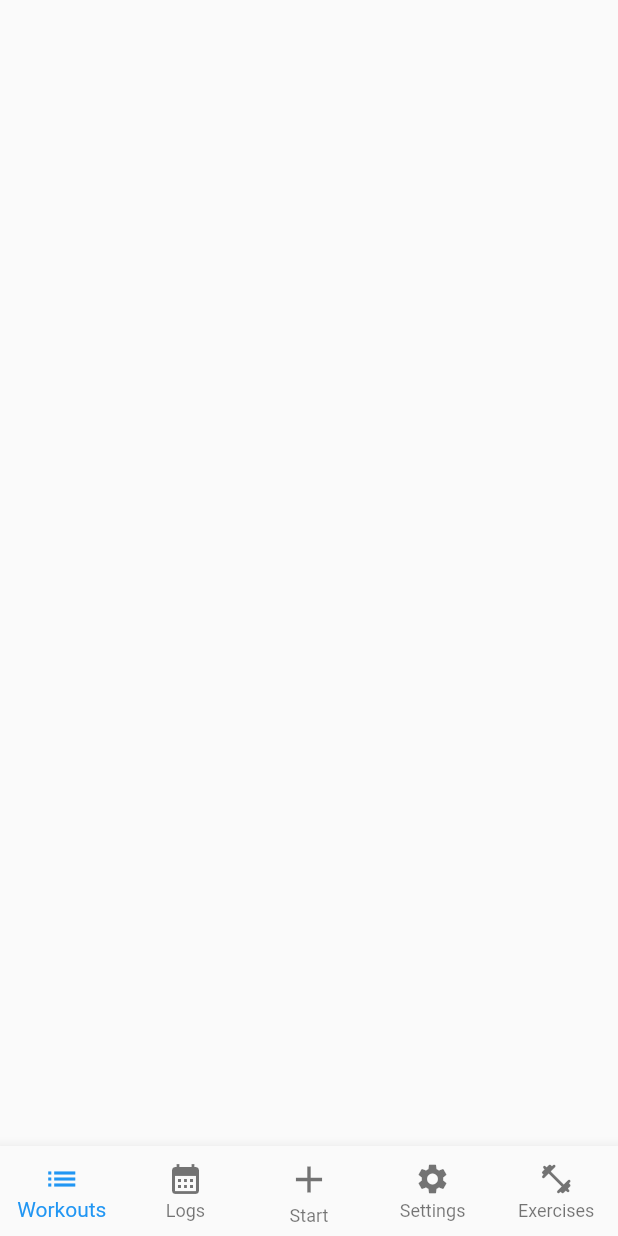
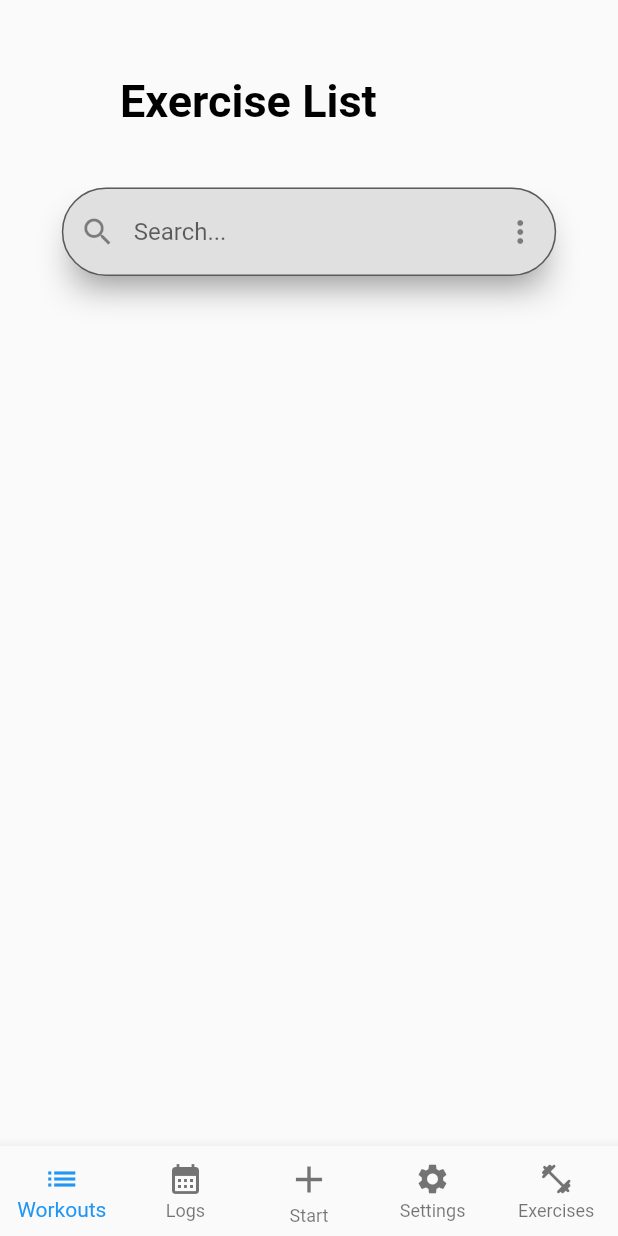
Before and after one commit to AliMousa27/WorkoutTracker, a Flutter app: the screen it shows after launch, after a tap on "Login", on a phone screen of 412 x 824 dp. Run offline on Flutter 3.47's test engine with Material 2 defaults, Android fonts, the phone set to English and light mode, and no system bars; our stand-ins replace wave.

Commit message:
add search bar and header text

```diff
--- a/flutterapp/lib/bottom_nav_bar.dart
+++ b/flutterapp/lib/bottom_nav_bar.dart
@@ -1,4 +1,6 @@
 import 'package:flutter/material.dart';
+import 'exercises.dart';
+// import your other pages here
 
 class BottomNavBar extends StatefulWidget {
   const BottomNavBar({super.key});
@@ -9,10 +11,21 @@ class BottomNavBar extends StatefulWidget {
 
 class _BottomNavBarState extends State<BottomNavBar> {
   int bottomIndex = 0;
+
+  // list of children pages for indexed stack
+  final List<Widget> children = [
+    const Exercises(),
+  ];
+
   @override
   Widget build(BuildContext context) {
     return MaterialApp(
       home: Scaffold(
+        //define current page based on the bottomIndex and the children list
+        body: IndexedStack(
+          index: bottomIndex,
+          children: children,
+        ),
         bottomNavigationBar: BottomNavigationBar(
           type: BottomNavigationBarType.fixed,
           onTap: (value) => onBottomTapped(value),
@@ -47,7 +60,6 @@ class _BottomNavBarState extends State<BottomNavBar> {
   void onBottomTapped(int newIndex) {
     setState(() {
       bottomIndex = newIndex;
-      print('Bottom index changed to $newIndex');
     });
   }
 }
--- /dev/null
+++ b/flutterapp/lib/exercises.dart
@@ -0,0 +1,87 @@
+import 'package:flutter/material.dart';
+
+class Exercises extends StatelessWidget {
+  const Exercises({super.key});
+
+  @override
+  Widget build(BuildContext context) {
+    //media query for text positoning
+    bool isMobile = MediaQuery.of(context).size.width < 400;
+    //defining a the xercise text
+    const TextStyle textStyle = TextStyle(
+      fontSize: 30,
+      color: Colors.black,
+      fontWeight: FontWeight.w600,
+    );
+    const Widget exerciseListText = Text('Exercise List', style: textStyle);
+    //if is mobile center otherwise add padding
+    final Widget exerciseText = isMobile
+        ? const Expanded(child: Center(child: exerciseListText))
+        : const Padding(
+            padding: EdgeInsets.only(left: 80), child: exerciseListText);
+
+    return MaterialApp(
+      home: Scaffold(
+        body: Column(
+          crossAxisAlignment: CrossAxisAlignment.start,
+          children: [
+            const SizedBox(
+              width: 200,
+              height: 50,
+            ),
+            Row(
+              children: [exerciseText],
+            ),
+            const SizedBox(
+              height: 40,
+            ),
+            Center(
+              child: SizedBox(
+                //60% of screen width
+                width: MediaQuery.of(context).size.width * 0.8,
+                child: Container(
+                  decoration: const BoxDecoration(
+                    boxShadow: [
+                      BoxShadow(
+                        color: Color.fromARGB(255, 141, 141, 141),
+                        blurRadius: 20.0,
+                        spreadRadius: -10,
+                        offset: Offset(0.0, 15.0),
+                      )
+                    ],
+                  ),
+                  child: TextField(
+                    // TODO ADD CONTROLLER FOR SEARCHING
+                    decoration: InputDecoration(
+                      suffixIcon: IconButton(
+                        hoverColor: Colors.transparent,
+                        splashColor: Colors.transparent,
+                        highlightColor: Colors.transparent,
+                        icon: const Icon(Icons.more_vert),
+                        onPressed: () {
+                          // TODO handle drop down menu here
+                        },
+                      ),
+                      fillColor: Colors.grey[300],
+                      filled: true,
+                      hintText: 'Search...',
+                      prefixIcon: IconButton(
+                        icon: const Icon(Icons.search),
+                        onPressed: () {
+                          // TODO Perform the search here
+                        },
+                      ),
+                      border: OutlineInputBorder(
+                        borderRadius: BorderRadius.circular(30.0),
+                      ),
+                    ),
+                  ),
+                ),
+              ),
+            )
+          ],
+        ),
+      ),
+    );
+  }
+}
```
